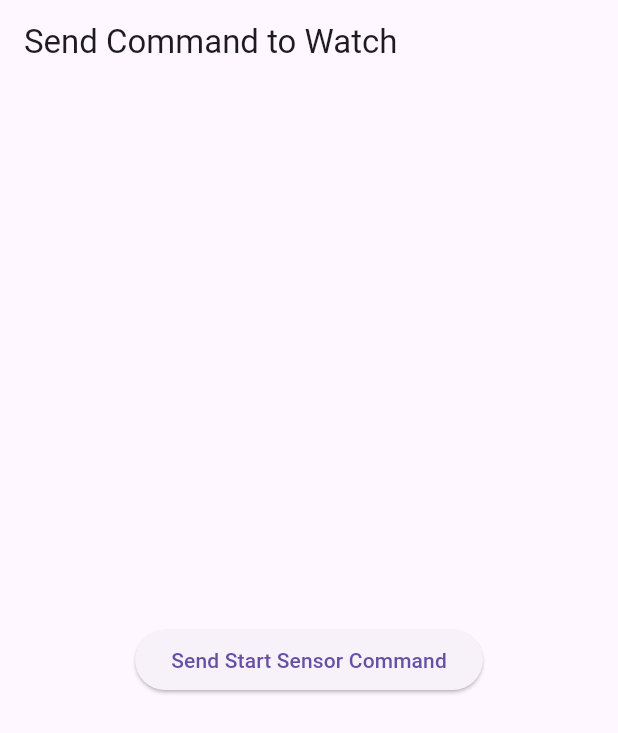
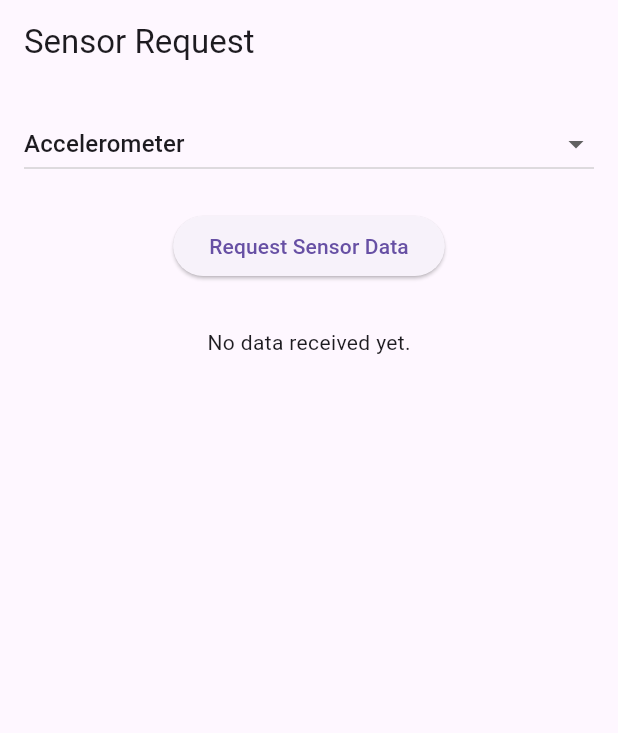
Before and after one commit to Soli1065/control_them_all, a Flutter app: the screen it shows after launch, on a phone screen of 412 x 824 dp. Shown: the top 733 px of the screen. Run offline on Flutter 3.47's test engine with Material 3 defaults, Android fonts, the phone set to English and light mode, and no system bars.

Commit message:
ui improved / dropdown for selecting sensor

```diff
--- a/lib/main.dart
+++ b/lib/main.dart
@@ -1,33 +1,99 @@
 import 'package:flutter/material.dart';
 import 'package:flutter/services.dart';
 
-void main() => runApp(MyApp());
+void main() {
+  runApp(const MaterialApp(home: SensorControlScreen()));
+}
 
-class MyApp extends StatelessWidget {
-  final channel = const MethodChannel('sensor_channel');
+class SensorControlScreen extends StatefulWidget {
+  const SensorControlScreen({Key? key}) : super(key: key);
+
+  @override
+  State<SensorControlScreen> createState() => _SensorControlScreenState();
+}
+
+class _SensorControlScreenState extends State<SensorControlScreen> {
+  static const platform = MethodChannel('sensor_channel');
+
+  final Map<String, int> sensorOptions = {
+    'Accelerometer': 1,
+    'Gyroscope': 4,
+    'Magnetometer': 2,
+    'Light': 5,
+    'Heart Rate': 21,
+    'Rotation Vector': 11,
+  };
+
+  String selectedSensor = 'Accelerometer';
+  String? sensorResult;
+  bool isLoading = false;
+
+  Future<void> requestSensorData() async {
+    final sensorType = sensorOptions[selectedSensor]!;
+    setState(() {
+      isLoading = true;
+      sensorResult = null;
+    });
+
+    try {
+      final result = await platform.invokeMethod('sendSensorCommand', {
+        'sensorType': sensorType,
+        'mode': 'snapshot',
+        'duration': 3000,
+      });
+
+      // Result from native just says "Message sent", actual data comes later
+      debugPrint('✅ Command sent, waiting for data...');
+    } catch (e) {
+      debugPrint('❌ Failed to send command: $e');
+    } finally {
+      setState(() {
+        isLoading = false;
+      });
+    }
+  }
+
+  // Placeholder until we add EventChannel
+  Widget buildResultWidget() {
+    return sensorResult != null
+        ? Text('Sensor Result:\n$sensorResult',
+        style: const TextStyle(fontSize: 16))
+        : const Text('No data received yet.');
+  }
 
   @override
   Widget build(BuildContext context) {
-    return MaterialApp(
-      title: 'Watch Sensor Trigger',
-      home: Scaffold(
-        appBar: AppBar(title: const Text('Send Command to Watch')),
-        body: Center(
-          child: ElevatedButton(
-            onPressed: () async {
-              try {
-                final result = await channel.invokeMethod('sendSensorCommand', {
-                  'sensorType': 1,     // Accelerometer
-                  'mode': 'snapshot',  // Stream mode not yet supported
-                  'duration': 3000     // Optional, for future use
-                });
-                print("Command result: $result");
-              } catch (e) {
-                print("Error sending command: $e");
-              }
-            },
-            child: const Text('Send Start Sensor Command'),
-          ),
+    return Scaffold(
+      appBar: AppBar(title: const Text('Sensor Request')),
+      body: Padding(
+        padding: const EdgeInsets.all(16),
+        child: Column(
+          children: [
+            DropdownButton<String>(
+              value: selectedSensor,
+              isExpanded: true,
+              onChanged: (newValue) {
+                if (newValue != null) {
+                  setState(() => selectedSensor = newValue);
+                }
+              },
+              items: sensorOptions.keys
+                  .map((label) => DropdownMenuItem(
+                value: label,
+                child: Text(label),
+              ))
+                  .toList(),
+            ),
+            const SizedBox(height: 20),
+            ElevatedButton(
+              onPressed: isLoading ? null : requestSensorData,
+              child: isLoading
+                  ? const CircularProgressIndicator()
+                  : const Text('Request Sensor Data'),
+            ),
+            const SizedBox(height: 30),
+            buildResultWidget(),
+          ],
         ),
       ),
     );
```
